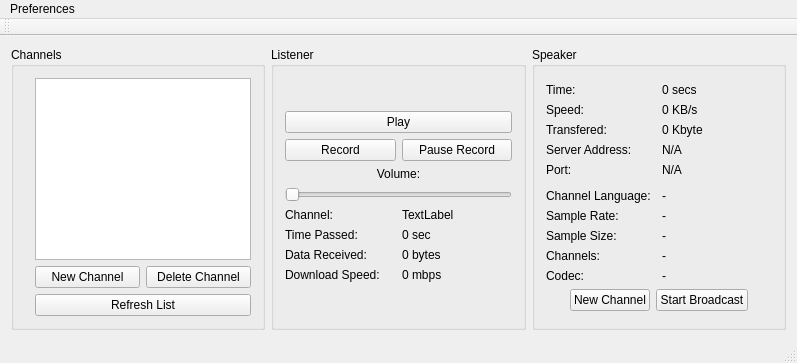
Above: Translator/gui.ui from Ernyoke/Allamvizsga before the change. Below: the same form after it.
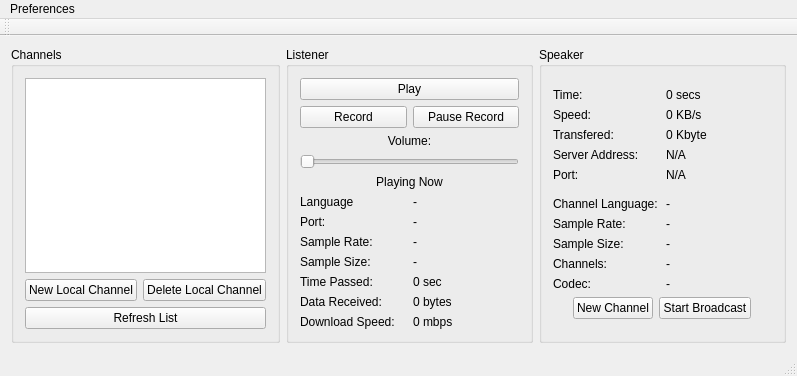
That is the form after the change.

```diff
--- a/Translator/gui.ui
+++ b/Translator/gui.ui
@@ -295,14 +295,14 @@
        <item row="1" column="1">
         <widget class="QPushButton" name="newLocalChannel">
          <property name="text">
-          <string>New Channel</string>
+          <string>New Local Channel</string>
          </property>
         </widget>
        </item>
        <item row="1" column="2">
         <widget class="QPushButton" name="deleteLocalChannel">
          <property name="text">
-          <string>Delete Channel</string>
+          <string>Delete Local Channel</string>
          </property>
         </widget>
        </item>
@@ -343,27 +343,34 @@
          <item row="2" column="0">
           <layout class="QGridLayout" name="gridLayout">
            <item row="1" column="0">
-            <widget class="QLabel" name="label_2">
+            <widget class="QLabel" name="label_15">
              <property name="text">
-              <string>Time Passed:</string>
+              <string>Language</string>
              </property>
             </widget>
            </item>
-           <item row="3" column="1">
-            <widget class="QLabel" name="speed">
+           <item row="6" column="0">
+            <widget class="QLabel" name="label_3">
              <property name="text">
-              <string>0 mbps</string>
+              <string>Data Received:</string>
              </property>
             </widget>
            </item>
-           <item row="1" column="1">
-            <widget class="QLabel" name="timePassed">
+           <item row="6" column="1">
+            <widget class="QLabel" name="dataReceived">
              <property name="text">
-              <string>0 sec</string>
+              <string>0 bytes</string>
              </property>
             </widget>
            </item>
-           <item row="4" column="0" colspan="2">
+           <item row="7" column="0">
+            <widget class="QLabel" name="label_7">
+             <property name="text">
+              <string>Download Speed:</string>
+             </property>
+            </widget>
+           </item>
+           <item row="8" column="0" colspan="2">
             <spacer name="verticalSpacer_4">
              <property name="orientation">
               <enum>Qt::Vertical</enum>
@@ -376,38 +383,83 @@
              </property>
             </spacer>
            </item>
+           <item row="5" column="1">
+            <widget class="QLabel" name="timePassed">
+             <property name="text">
+              <string>0 sec</string>
+             </property>
+            </widget>
+           </item>
+           <item row="7" column="1">
+            <widget class="QLabel" name="speed">
+             <property name="text">
+              <string>0 mbps</string>
+             </property>
+            </widget>
+           </item>
+           <item row="5" column="0">
+            <widget class="QLabel" name="label_2">
+             <property name="text">
+              <string>Time Passed:</string>
+             </property>
+            </widget>
+           </item>
+           <item row="1" column="1">
+            <widget class="QLabel" name="channelPlaying">
+             <property name="text">
+              <string>-</string>
+             </property>
+            </widget>
+           </item>
+           <item row="0" column="0" colspan="2">
+            <widget class="QLabel" name="label_17">
+             <property name="text">
+              <string>Playing Now</string>
+             </property>
+             <property name="alignment">
+              <set>Qt::AlignCenter</set>
+             </property>
+            </widget>
+           </item>
+           <item row="2" column="0">
+            <widget class="QLabel" name="label_18">
+             <property name="text">
+              <string>Port:</string>
+             </property>
+            </widget>
+           </item>
            <item row="3" column="0">
-            <widget class="QLabel" name="label_7">
+            <widget class="QLabel" name="label_19">
              <property name="text">
-              <string>Download Speed:</string>
+              <string>Sample Rate:</string>
+             </property>
+            </widget>
+           </item>
+           <item row="4" column="0">
+            <widget class="QLabel" name="label_20">
+             <property name="text">
+              <string>Sample Size:</string>
              </property>
             </widget>
            </item>
            <item row="2" column="1">
-            <widget class="QLabel" name="dataReceived">
+            <widget class="QLabel" name="portPlaying">
              <property name="text">
-              <string>0 bytes</string>
+              <string>-</string>
              </property>
             </widget>
            </item>
-           <item row="2" column="0">
-            <widget class="QLabel" name="label_3">
+           <item row="3" column="1">
+            <widget class="QLabel" name="sampleRatePlaying">
              <property name="text">
-              <string>Data Received:</string>
+              <string>-</string>
              </property>
             </widget>
            </item>
-           <item row="0" column="0">
-            <widget class="QLabel" name="label_15">
+           <item row="4" column="1">
+            <widget class="QLabel" name="sampleSizePlaying">
              <property name="text">
-              <string>Channel:</string>
-             </property>
-            </widget>
-           </item>
-           <item row="0" column="1">
-            <widget class="QLabel" name="label_16">
-             <property name="text">
-              <string>TextLabel</string>
+              <string>-</string>
              </property>
             </widget>
            </item>
```
